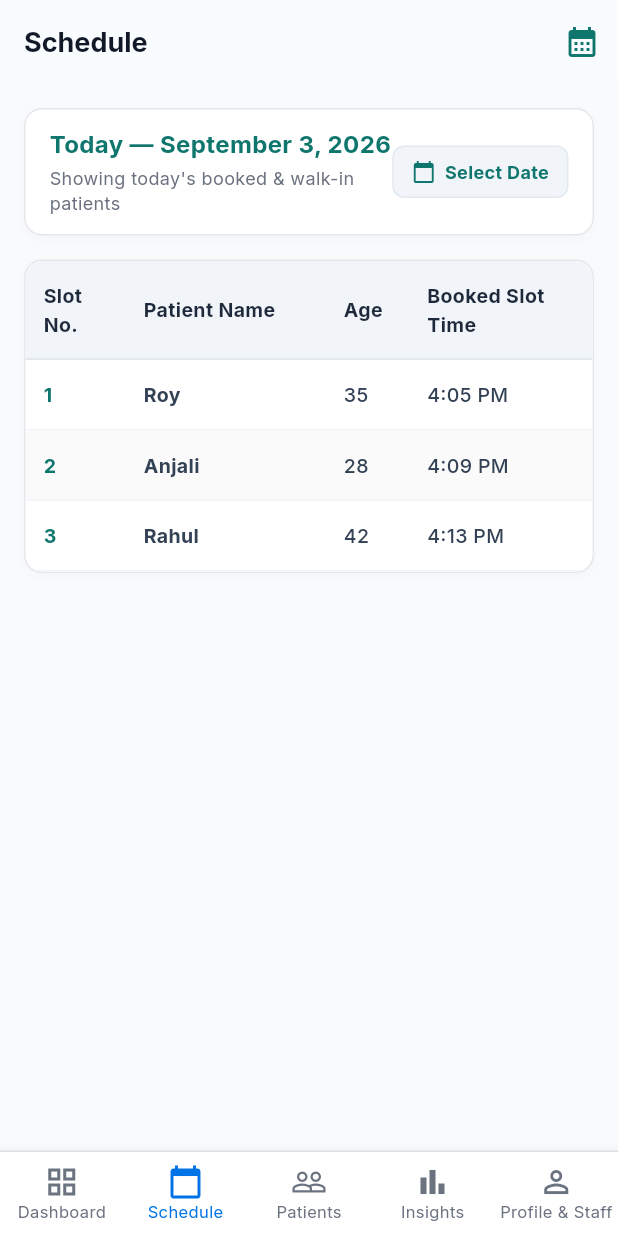
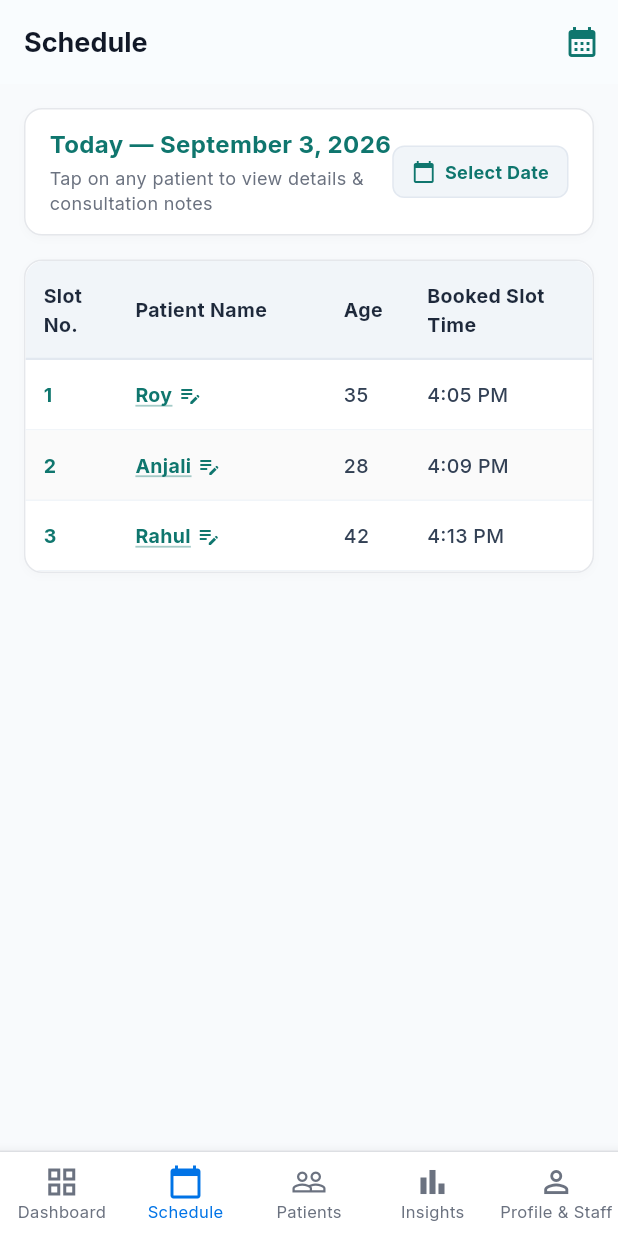
Before and after one commit to karanbhandary0-byte/cure-app, a Flutter app: the DoctorAppointmentsScreen screen opened by its route, on a phone screen of 412 x 824 dp. Run offline on Flutter 3.47's test engine with Material 3 defaults, Android fonts, the phone set to English and light mode, and no system bars; our stand-ins replace cloud_firestore, dio, firebase_auth, firebase_core, fl_chart, flutter_riverpod and 5 more; accounts and stored records are empty; network calls fail.

Commit message:
Enable opening consultation notes by clicking patient in Schedule list

```diff
--- a/cure_ios/lib/screens/doctor/doctor_appointments_screen.dart
+++ b/cure_ios/lib/screens/doctor/doctor_appointments_screen.dart
@@ -1,11 +1,11 @@
 import 'package:flutter/material.dart';
 import 'package:flutter_riverpod/flutter_riverpod.dart';
+import 'package:go_router/go_router.dart';
 import 'package:intl/intl.dart';
 
 import '../../config/theme.dart';
 import '../../providers/doctor_provider.dart';
 import '../../providers/schedule_provider.dart';
-import '../../models/appointment.dart';
 
 class DoctorAppointmentsScreen extends ConsumerStatefulWidget {
   const DoctorAppointmentsScreen({super.key});
@@ -57,6 +57,12 @@ class _DoctorAppointmentsScreenState extends ConsumerState<DoctorAppointmentsScr
     }
   }
 
+  void _openConsultationNotes(String patientId) {
+    if (patientId.isNotEmpty) {
+      context.push('/doctor/patient/$patientId');
+    }
+  }
+
   @override
   Widget build(BuildContext context) {
     final state = ref.watch(doctorDashboardProvider);
@@ -80,6 +86,7 @@ class _DoctorAppointmentsScreenState extends ConsumerState<DoctorAppointmentsScr
     for (int i = 0; i < dateSchedulePatients.length; i++) {
       final p = dateSchedulePatients[i];
       displayRows.add({
+        'id': p.id,
         'slotNo': p.slotNumber > 0 ? p.slotNumber : (i + 1),
         'name': p.name,
         'age': p.age.toString(),
@@ -91,8 +98,10 @@ class _DoctorAppointmentsScreenState extends ConsumerState<DoctorAppointmentsScr
     // Add any non-duplicate server appointments
     for (final a in serverAppointments) {
       final name = a.patientName ?? (a.patient?.name ?? 'Patient');
+      final patientId = a.patientId.isNotEmpty ? a.patientId : (a.patient?.id ?? a.id);
       if (!displayRows.any((r) => r['name'] == name)) {
         displayRows.add({
+          'id': patientId,
           'slotNo': a.tokenNumber > 0 ? a.tokenNumber : (displayRows.length + 1),
           'name': name,
           'age': a.patient?.age?.toString() ?? '—',
@@ -164,11 +173,9 @@ class _DoctorAppointmentsScreenState extends ConsumerState<DoctorAppointmentsScr
                           ),
                         ),
                         const SizedBox(height: 2),
-                        Text(
-                          isToday
-                              ? "Showing today's booked & walk-in patients"
-                              : "Showing patients for selected date",
-                          style: const TextStyle(fontSize: 12, color: AppColors.muted),
+                        const Text(
+                          "Tap on any patient to view details & consultation notes",
+                          style: TextStyle(fontSize: 12, color: AppColors.muted),
                         ),
                       ],
                     ),
@@ -250,8 +257,8 @@ class _DoctorAppointmentsScreenState extends ConsumerState<DoctorAppointmentsScr
                   borderRadius: BorderRadius.circular(12),
                   child: Table(
                     columnWidths: const {
-                      0: FlexColumnWidth(1.2), // Slot No.
-                      1: FlexColumnWidth(2.4), // Patient Name
+                      0: FlexColumnWidth(1.1), // Slot No.
+                      1: FlexColumnWidth(2.5), // Patient Name
                       2: FlexColumnWidth(1.0), // Age
                       3: FlexColumnWidth(2.2), // Booked Slot Time
                     },
@@ -274,6 +281,7 @@ class _DoctorAppointmentsScreenState extends ConsumerState<DoctorAppointmentsScr
                       ...displayRows.asMap().entries.map((entry) {
                         final index = entry.key;
                         final row = entry.value;
+                        final patientId = row['id']?.toString() ?? '';
                         final isEven = index % 2 == 0;
 
                         return TableRow(
@@ -286,15 +294,21 @@ class _DoctorAppointmentsScreenState extends ConsumerState<DoctorAppointmentsScr
                               row['slotNo'].toString(),
                               isBold: true,
                               color: const Color(0xFF0F766E),
+                              onTap: () => _openConsultationNotes(patientId),
+                            ),
+                            _buildPatientNameCell(
+                              row['name'].toString(),
+                              row['isWalkIn'] == true,
+                              onTap: () => _openConsultationNotes(patientId),
                             ),
                             _buildDataCell(
-                              row['name'].toString(),
-                              isBold: true,
+                              row['age'].toString(),
+                              onTap: () => _openConsultationNotes(patientId),
                             ),
-                            _buildDataCell(row['age'].toString()),
                             _buildDataCell(
                               row['time'].toString(),
                               color: const Color(0xFF334155),
+                              onTap: () => _openConsultationNotes(patientId),
                             ),
                           ],
                         );
@@ -325,8 +339,38 @@ class _DoctorAppointmentsScreenState extends ConsumerState<DoctorAppointmentsScr
     );
   }
 
-  Widget _buildDataCell(String text, {bool isBold = false, Color? color}) {
-    return Padding(
+  Widget _buildPatientNameCell(String name, bool isWalkIn, {VoidCallback? onTap}) {
+    return InkWell(
+      onTap: onTap,
+      child: Padding(
+        padding: const EdgeInsets.symmetric(horizontal: 12, vertical: 14),
+        child: Row(
+          mainAxisSize: MainAxisSize.min,
+          children: [
+            Flexible(
+              child: Text(
+                name,
+                style: const TextStyle(
+                  fontSize: 13,
+                  fontWeight: FontWeight.w700,
+                  color: Color(0xFF0F766E),
+                  decoration: TextDecoration.underline,
+                  decorationColor: Color(0x600F766E),
+                ),
+              ),
+            ),
+            const SizedBox(width: 4),
+            const Icon(Icons.edit_note, size: 16, color: Color(0xFF0F766E)),
+          ],
+        ),
+      ),
+    );
+  }
+
+  Widget _buildDataCell(String text, {bool isBold = false, Color? color, VoidCallback? onTap}) {
+    return InkWell(
+      onTap: onTap,
+      child: Padding(
         padding: const EdgeInsets.symmetric(horizontal: 12, vertical: 14),
         child: Text(
           text,
@@ -336,6 +380,7 @@ class _DoctorAppointmentsScreenState extends ConsumerState<DoctorAppointmentsScr
             color: color ?? const Color(0xFF334155),
           ),
         ),
+      ),
     );
   }
 }
--- a/frontend/lib/screens/doctor/doctor_appointments_screen.dart
+++ b/frontend/lib/screens/doctor/doctor_appointments_screen.dart
@@ -1,11 +1,11 @@
 import 'package:flutter/material.dart';
 import 'package:flutter_riverpod/flutter_riverpod.dart';
+import 'package:go_router/go_router.dart';
 import 'package:intl/intl.dart';
 
 import '../../config/theme.dart';
 import '../../providers/doctor_provider.dart';
 import '../../providers/schedule_provider.dart';
-import '../../models/appointment.dart';
 
 class DoctorAppointmentsScreen extends ConsumerStatefulWidget {
   const DoctorAppointmentsScreen({super.key});
@@ -57,6 +57,12 @@ class _DoctorAppointmentsScreenState extends ConsumerState<DoctorAppointmentsScr
     }
   }
 
+  void _openConsultationNotes(String patientId) {
+    if (patientId.isNotEmpty) {
+      context.push('/doctor/patient/$patientId');
+    }
+  }
+
   @override
   Widget build(BuildContext context) {
     final state = ref.watch(doctorDashboardProvider);
@@ -80,6 +86,7 @@ class _DoctorAppointmentsScreenState extends ConsumerState<DoctorAppointmentsScr
     for (int i = 0; i < dateSchedulePatients.length; i++) {
       final p = dateSchedulePatients[i];
       displayRows.add({
+        'id': p.id,
         'slotNo': p.slotNumber > 0 ? p.slotNumber : (i + 1),
         'name': p.name,
         'age': p.age.toString(),
@@ -91,8 +98,10 @@ class _DoctorAppointmentsScreenState extends ConsumerState<DoctorAppointmentsScr
     // Add any non-duplicate server appointments
     for (final a in serverAppointments) {
       final name = a.patientName ?? (a.patient?.name ?? 'Patient');
+      final patientId = a.patientId.isNotEmpty ? a.patientId : (a.patient?.id ?? a.id);
       if (!displayRows.any((r) => r['name'] == name)) {
         displayRows.add({
+          'id': patientId,
           'slotNo': a.tokenNumber > 0 ? a.tokenNumber : (displayRows.length + 1),
           'name': name,
           'age': a.patient?.age?.toString() ?? '—',
@@ -164,11 +173,9 @@ class _DoctorAppointmentsScreenState extends ConsumerState<DoctorAppointmentsScr
                           ),
                         ),
                         const SizedBox(height: 2),
-                        Text(
-                          isToday
-                              ? "Showing today's booked & walk-in patients"
-                              : "Showing patients for selected date",
-                          style: const TextStyle(fontSize: 12, color: AppColors.muted),
+                        const Text(
+                          "Tap on any patient to view details & consultation notes",
+                          style: TextStyle(fontSize: 12, color: AppColors.muted),
                         ),
                       ],
                     ),
@@ -250,8 +257,8 @@ class _DoctorAppointmentsScreenState extends ConsumerState<DoctorAppointmentsScr
                   borderRadius: BorderRadius.circular(12),
                   child: Table(
                     columnWidths: const {
-                      0: FlexColumnWidth(1.2), // Slot No.
-                      1: FlexColumnWidth(2.4), // Patient Name
+                      0: FlexColumnWidth(1.1), // Slot No.
+                      1: FlexColumnWidth(2.5), // Patient Name
                       2: FlexColumnWidth(1.0), // Age
                       3: FlexColumnWidth(2.2), // Booked Slot Time
                     },
@@ -274,6 +281,7 @@ class _DoctorAppointmentsScreenState extends ConsumerState<DoctorAppointmentsScr
                       ...displayRows.asMap().entries.map((entry) {
                         final index = entry.key;
                         final row = entry.value;
+                        final patientId = row['id']?.toString() ?? '';
                         final isEven = index % 2 == 0;
 
                         return TableRow(
@@ -286,15 +294,21 @@ class _DoctorAppointmentsScreenState extends ConsumerState<DoctorAppointmentsScr
                               row['slotNo'].toString(),
                               isBold: true,
                               color: const Color(0xFF0F766E),
+                              onTap: () => _openConsultationNotes(patientId),
+                            ),
+                            _buildPatientNameCell(
+                              row['name'].toString(),
+                              row['isWalkIn'] == true,
+                              onTap: () => _openConsultationNotes(patientId),
                             ),
                             _buildDataCell(
-                              row['name'].toString(),
-                              isBold: true,
+                              row['age'].toString(),
+                              onTap: () => _openConsultationNotes(patientId),
                             ),
-                            _buildDataCell(row['age'].toString()),
                             _buildDataCell(
                               row['time'].toString(),
                               color: const Color(0xFF334155),
+                              onTap: () => _openConsultationNotes(patientId),
                             ),
                           ],
                         );
@@ -325,8 +339,38 @@ class _DoctorAppointmentsScreenState extends ConsumerState<DoctorAppointmentsScr
     );
   }
 
-  Widget _buildDataCell(String text, {bool isBold = false, Color? color}) {
-    return Padding(
+  Widget _buildPatientNameCell(String name, bool isWalkIn, {VoidCallback? onTap}) {
+    return InkWell(
+      onTap: onTap,
+      child: Padding(
+        padding: const EdgeInsets.symmetric(horizontal: 12, vertical: 14),
+        child: Row(
+          mainAxisSize: MainAxisSize.min,
+          children: [
+            Flexible(
+              child: Text(
+                name,
+                style: const TextStyle(
+                  fontSize: 13,
+                  fontWeight: FontWeight.w700,
+                  color: Color(0xFF0F766E),
+                  decoration: TextDecoration.underline,
+                  decorationColor: Color(0x600F766E),
+                ),
+              ),
+            ),
+            const SizedBox(width: 4),
+            const Icon(Icons.edit_note, size: 16, color: Color(0xFF0F766E)),
+          ],
+        ),
+      ),
+    );
+  }
+
+  Widget _buildDataCell(String text, {bool isBold = false, Color? color, VoidCallback? onTap}) {
+    return InkWell(
+      onTap: onTap,
+      child: Padding(
         padding: const EdgeInsets.symmetric(horizontal: 12, vertical: 14),
         child: Text(
           text,
@@ -336,6 +380,7 @@ class _DoctorAppointmentsScreenState extends ConsumerState<DoctorAppointmentsScr
             color: color ?? const Color(0xFF334155),
           ),
         ),
+      ),
     );
   }
 }
```
Also changed, not shown: cure_ios/lib/providers/doctor_provider.dart (+36 -2 lines), frontend/lib/providers/doctor_provider.dart (+36 -2 lines). Lines whose indentation alone changed are shown as unchanged.
